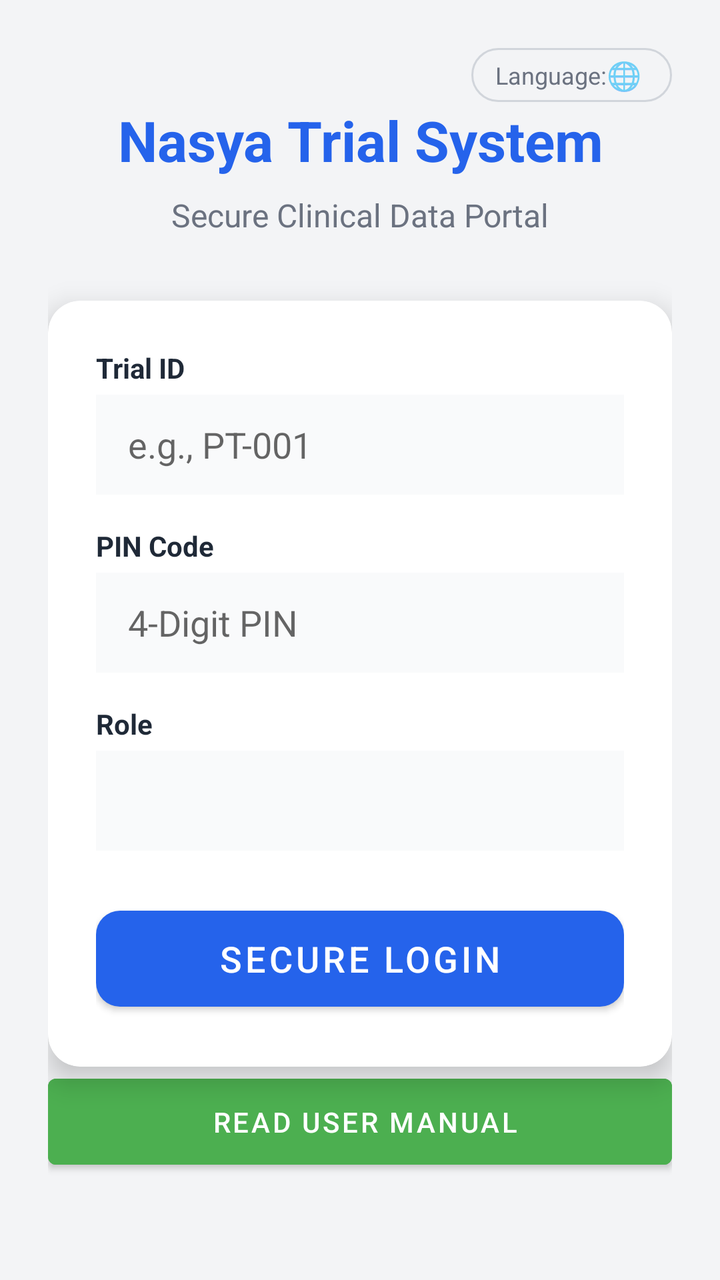
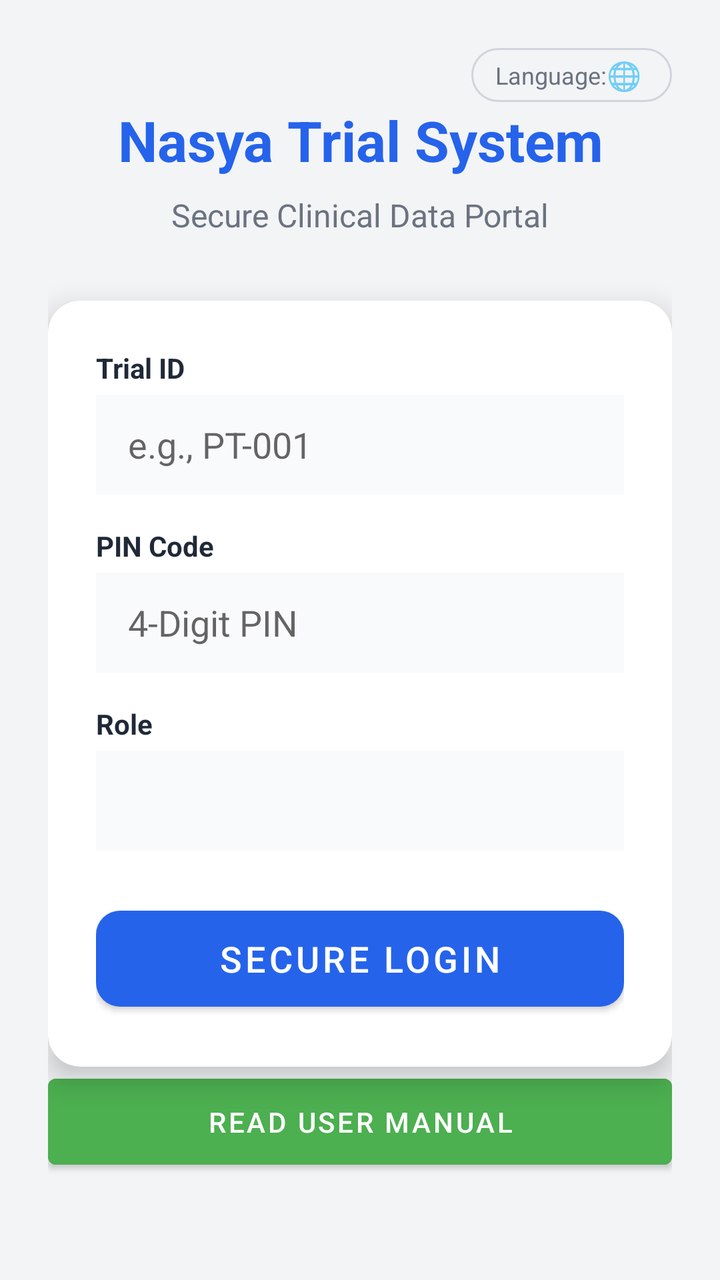

Screens rendered from an Android XML layout before and after an edit, with the pre-edit source and the edit as a unified diff.
<!-- AndroidManifest.xml: application theme Theme.ClinicApp -->
<!-- res/layout/activity_main.xml -->
<?xml version="1.0" encoding="utf-8"?>
<RelativeLayout xmlns:android="http://schemas.android.com/apk/res/android"
    xmlns:app="http://schemas.android.com/apk/res-auto"
    android:layout_width="match_parent"
    android:layout_height="match_parent"
    android:padding="24dp"
    android:background="@color/backgroundColor">

    
    <LinearLayout
        android:layout_width="wrap_content"
        android:layout_height="wrap_content"
        android:layout_alignParentTop="true"
        android:layout_alignParentEnd="true"
        android:orientation="horizontal"
        android:gravity="center_vertical"
        android:background="@drawable/language_bg"
        android:paddingHorizontal="12dp"
        android:paddingVertical="4dp">

        <TextView
            android:id="@+id/tvLanguageLabel"
            android:layout_width="wrap_content"
            android:layout_height="wrap_content"
            android:text="@string/language_label"
            android:textSize="12sp"
            android:textColor="@color/textSecondary"/>

        <TextView
            android:layout_width="wrap_content"
            android:layout_height="wrap_content"
            android:text="🌐 "
            android:textSize="14sp"/>

        <Spinner
            android:id="@+id/spinLanguage"
            android:layout_width="wrap_content"
            android:layout_height="wrap_content"
            android:background="@android:color/transparent"
            android:spinnerMode="dropdown" />
    </LinearLayout>

    <LinearLayout
        android:layout_width="match_parent"
        android:layout_height="wrap_content"
        android:layout_centerInParent="true"
        android:orientation="vertical">

        <TextView
            android:layout_width="match_parent"
            android:layout_height="wrap_content"
            android:text="@string/nasya_trial_system"
            android:textAlignment="center"
            android:textColor="@color/primaryColor"
            android:textSize="28sp"
            android:textStyle="bold"
            android:layout_marginBottom="8dp" />

        <TextView
            android:layout_width="match_parent"
            android:layout_height="wrap_content"
            android:text="@string/secure_clinical_data_portal"
            android:textAlignment="center"
            android:textColor="@color/textSecondary"
            android:textSize="16sp"
            android:layout_marginBottom="32dp" />

        <androidx.cardview.widget.CardView
            android:layout_width="match_parent"
            android:layout_height="wrap_content"
            app:cardCornerRadius="16dp"
            app:cardElevation="8dp"
            app:cardBackgroundColor="@color/surfaceColor">

            <LinearLayout
                android:layout_width="match_parent"
                android:layout_height="wrap_content"
                android:orientation="vertical"
                android:padding="24dp">

                <TextView
                    android:layout_width="wrap_content"
                    android:layout_height="wrap_content"
                    android:text="@string/trial_id"
                    android:textColor="@color/textPrimary"
                    android:textStyle="bold"
                    android:layout_marginBottom="4dp" />

                <EditText
                    android:id="@+id/etTrialId"
                    android:layout_width="match_parent"
                    android:layout_height="50dp"
                    android:background="#F9FAFB"
                    android:hint="@string/trial_id_hint"
                    android:inputType="textCapCharacters"
                    android:paddingHorizontal="16dp"
                    android:layout_marginBottom="16dp" />

                <TextView
                    android:layout_width="wrap_content"
                    android:layout_height="wrap_content"
                    android:text="@string/pin_code"
                    android:textColor="@color/textPrimary"
                    android:textStyle="bold"
                    android:layout_marginBottom="4dp" />

                <EditText
                    android:id="@+id/etPin"
                    android:layout_width="match_parent"
                    android:layout_height="50dp"
                    android:background="#F9FAFB"
                    android:hint="@string/pin_hint"
                    android:inputType="numberPassword"
                    android:maxLength="4"
                    android:paddingHorizontal="16dp"
                    android:layout_marginBottom="16dp" />

                <TextView
                    android:layout_width="wrap_content"
                    android:layout_height="wrap_content"
                    android:text="@string/role"
                    android:textColor="@color/textPrimary"
                    android:textStyle="bold"
                    android:layout_marginBottom="4dp" />

                <Spinner
                    android:id="@+id/spinRole"
                    android:layout_width="match_parent"
                    android:layout_height="50dp"
                    android:background="#F9FAFB"
                    android:layout_marginBottom="24dp" />

                <com.google.android.material.button.MaterialButton
                    android:id="@+id/btnLogin"
                    android:layout_width="match_parent"
                    android:layout_height="60dp"
                    android:text="@string/secure_login"
                    android:textSize="18sp"
                    app:cornerRadius="12dp" />
            </LinearLayout>
        </androidx.cardview.widget.CardView>

        <Button
            android:id="@+id/btnUserManual"
            android:layout_width="match_parent"
            android:layout_height="55dp"
            android:text=" Read User Manual"
            android:backgroundTint="#4CAF50"
            android:textColor="#FFFFFF" />
    </LinearLayout>
</RelativeLayout>
<!-- resources referenced by this layout -->
<resources>
  <color name="backgroundColor">#F3F4F6</color>
  <color name="primaryColor">#2563EB</color>
  <color name="surfaceColor">#FFFFFF</color>
  <color name="textPrimary">#1F2937</color>
  <color name="textSecondary">#6B7280</color>
  <!-- drawable language_bg (drawable) -->
  <?xml version="1.0" encoding="utf-8"?>
  <shape xmlns:android="http://schemas.android.com/apk/res/android">
      <solid android:color="#F3F4F6"/>
      <corners android:radius="20dp"/>
      <stroke android:width="1dp" android:color="#D1D5DB"/>
  </shape>
  <string name="language_label">Language: </string>
  <string name="nasya_trial_system">Nasya Trial System</string>
  <string name="pin_code">PIN Code</string>
  <string name="pin_hint">4-Digit PIN</string>
  <string name="role">Role</string>
  <string name="secure_clinical_data_portal">Secure Clinical Data Portal</string>
  <string name="secure_login">Secure Login</string>
  <string name="trial_id">Trial ID</string>
  <string name="trial_id_hint">e.g., PT-001</string>
  <style name="Theme.ClinicApp" parent="Theme.MaterialComponents.Light.NoActionBar">
          <item name="colorPrimary">@color/primaryColor</item>
          <item name="colorPrimaryVariant">@color/primaryDarkColor</item>
          <item name="colorOnPrimary">@color/surfaceColor</item>
          <item name="colorSecondary">@color/secondaryColor</item>
          <item name="colorOnSecondary">@color/surfaceColor</item>
          <item name="android:statusBarColor">?attr/colorPrimaryVariant</item>
          <item name="android:windowBackground">@color/backgroundColor</item>
      </style>
  <color name="primaryDarkColor">#1E40AF</color>
  <color name="secondaryColor">#10B981</color>
</resources>

<!-- the commit's change to res/layout/activity_main.xml (unified diff, before → after) -->
@@ -144,7 +144,7 @@
             android:id="@+id/btnUserManual"
             android:layout_width="match_parent"
             android:layout_height="55dp"
-            android:text=" Read User Manual"
+            android:text="@string/read_user_manual"
             android:backgroundTint="#4CAF50"
             android:textColor="#FFFFFF" />
     </LinearLayout>
<!-- resource entries referenced after the edit -->
@@ -16,6 +16,7 @@
   <string name="nasya_trial_system">Nasya Trial System</string>
   <string name="pin_code">PIN Code</string>
   <string name="pin_hint">4-Digit PIN</string>
+  <string name="read_user_manual">READ USER MANUAL</string>
   <string name="role">Role</string>
   <string name="secure_clinical_data_portal">Secure Clinical Data Portal</string>
   <string name="secure_login">Secure Login</string>
